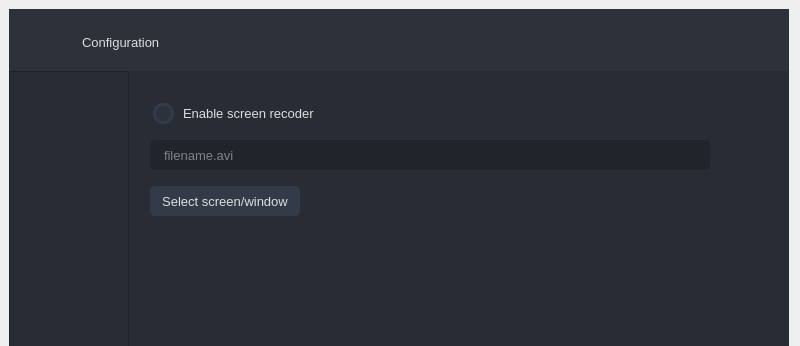
Before: the Qt Designer form ui/configuration/configuration.ui in fit-project/fit, drawn with Qt 5; both pictures show x 0 to 800 and y 0 to 346 of the 800 by 600 pixel window.
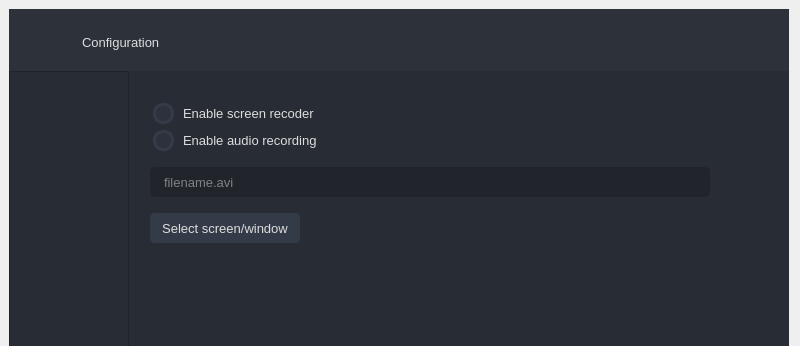
After: the same form once the commit is applied. Icons and pictures are not drawn.

Diff of the .ui file:
```diff
--- a/ui/configuration/configuration.ui
+++ b/ui/configuration/configuration.ui
@@ -2132,6 +2132,20 @@
                             </item>
                            </layout>
                           </item>
+                          <item>
+                           <layout class="QHBoxLayout" name="horizontalLayout_9">
+                            <property name="bottomMargin">
+                             <number>0</number>
+                            </property>
+                            <item>
+                             <widget class="QCheckBox" name="enable_audio_recording">
+                              <property name="text">
+                               <string>Enable audio recording</string>
+                              </property>
+                             </widget>
+                            </item>
+                           </layout>
+                          </item>
                           <item>
                            <spacer name="screen_recorder_top_vertical_spacer">
                             <property name="orientation">
```
